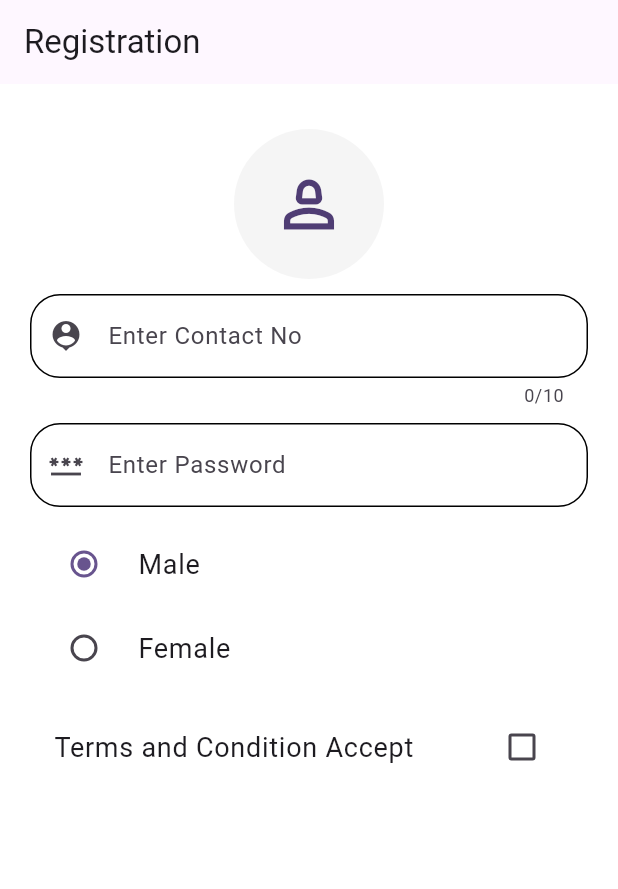
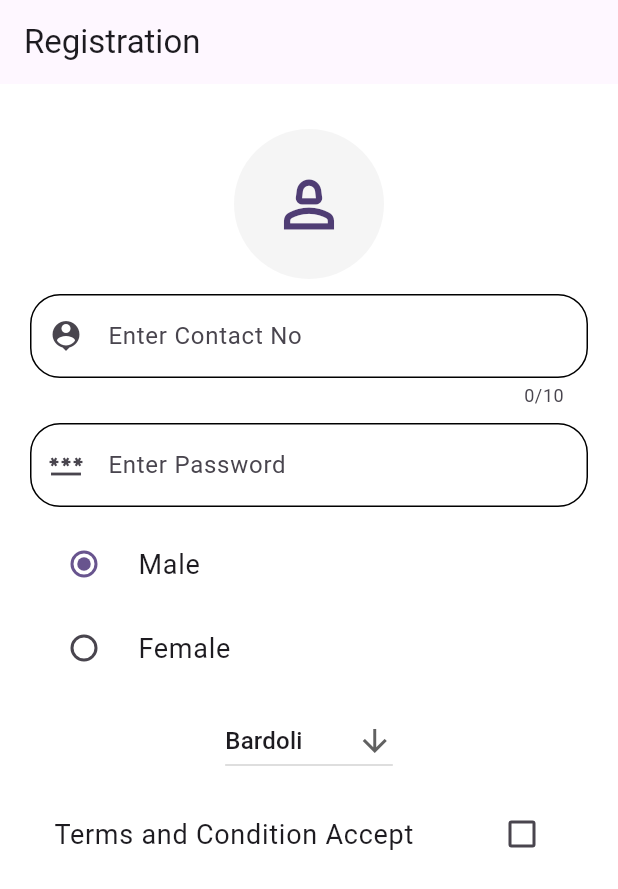
Before and after one commit to 032AbhishekChoksi/ui-form-widgets-flutter, a Flutter app: the screen it shows after launch, on a phone screen of 412 x 824 dp. Shown: the top 889 px of the screen. Run offline on Flutter 3.47's test engine with Material 2 defaults, Android fonts, the phone set to English and light mode, and no system bars.

Commit message:
DropdownButton

```diff
--- a/lib/screens/registration_screen.dart
+++ b/lib/screens/registration_screen.dart
@@ -10,6 +10,8 @@ class RegistrationScreen extends StatefulWidget {
 class _RegistrationScreenState extends State<RegistrationScreen> {
   String selectedGender = 'Male';
   bool isChecked = false;
+  List<String> listCity = <String>['Bardoli', 'Surat', 'Ahmedabad', 'Vadodara'];
+  String selectedCity = 'Bardoli';
 
   @override
   Widget build(BuildContext context) {
@@ -95,6 +97,19 @@ class _RegistrationScreenState extends State<RegistrationScreen> {
                   },
                 ),
                 const SizedBox(height: 10),
+                DropdownButton(
+                    value: selectedCity,
+                    icon: const Icon(Icons.arrow_downward_sharp),
+                    items:
+                        listCity.map<DropdownMenuItem<String>>((String value) {
+                      return DropdownMenuItem(value: value, child: Text(value));
+                    }).toList(),
+                    onChanged: (String? newValue) {
+                      setState(() {
+                        selectedCity = newValue!;
+                      });
+                    }),
+                const SizedBox(height: 10),
                 CheckboxListTile(
                     title: const Text(
                       'Terms and Condition Accept',
```
